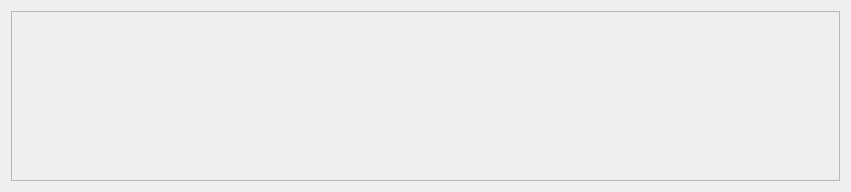
Qt form src/ui/uas/UASQuickViewItemSelect.ui (mavlink/qgroundcontrol) before a commit.
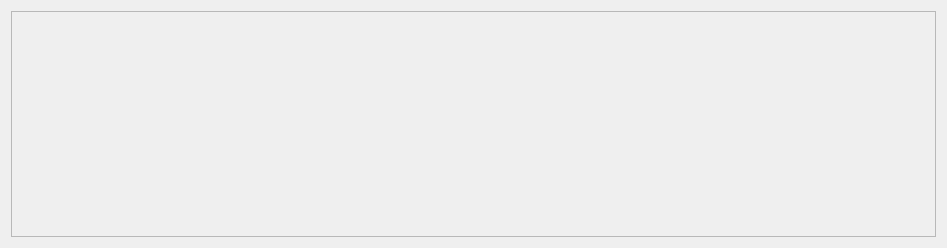
The same form after that commit.

Commit message: Some comment cleanup, and fix so when closing the main window, it also closes the item select window

Diff of the .ui file:
```diff
--- a/src/ui/uas/UASQuickViewItemSelect.ui
+++ b/src/ui/uas/UASQuickViewItemSelect.ui
@@ -6,8 +6,8 @@
    <rect>
     <x>0</x>
     <y>0</y>
-    <width>851</width>
-    <height>192</height>
+    <width>947</width>
+    <height>248</height>
    </rect>
   </property>
   <property name="windowTitle">
@@ -24,8 +24,8 @@
        <rect>
         <x>0</x>
         <y>0</y>
-        <width>831</width>
-        <height>172</height>
+        <width>927</width>
+        <height>228</height>
        </rect>
       </property>
       <layout class="QVBoxLayout" name="verticalLayout_2">
```
Left out of the diff: 2 changed lines with no effect on the pictures. The commit also changes 2 other files.
